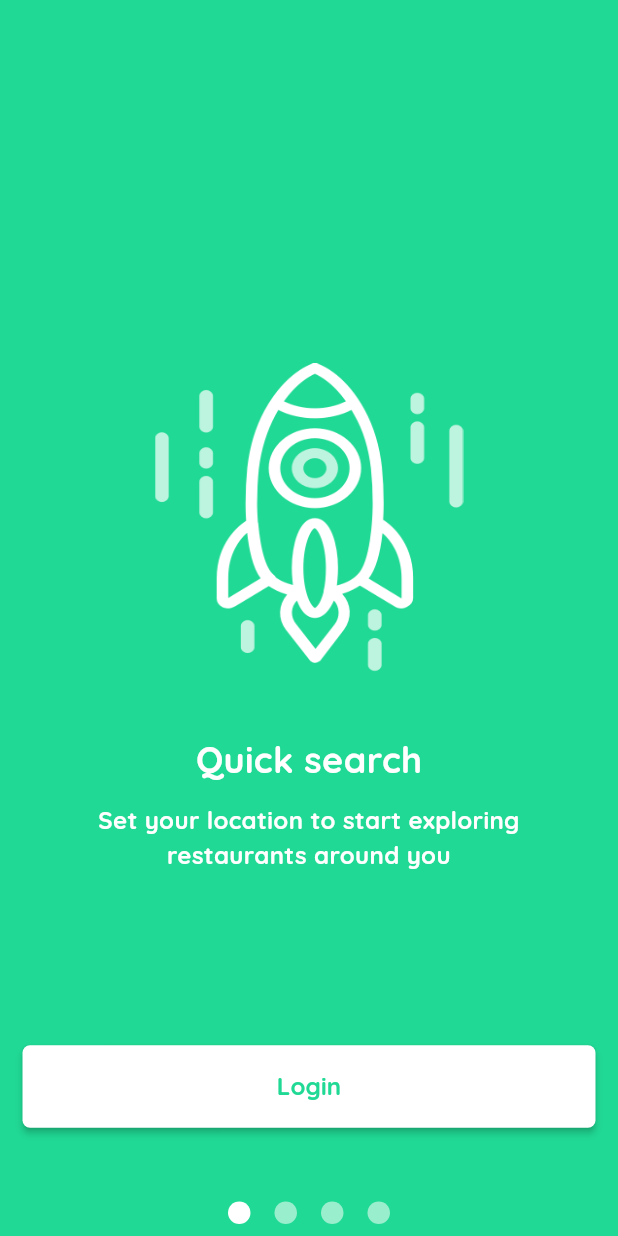
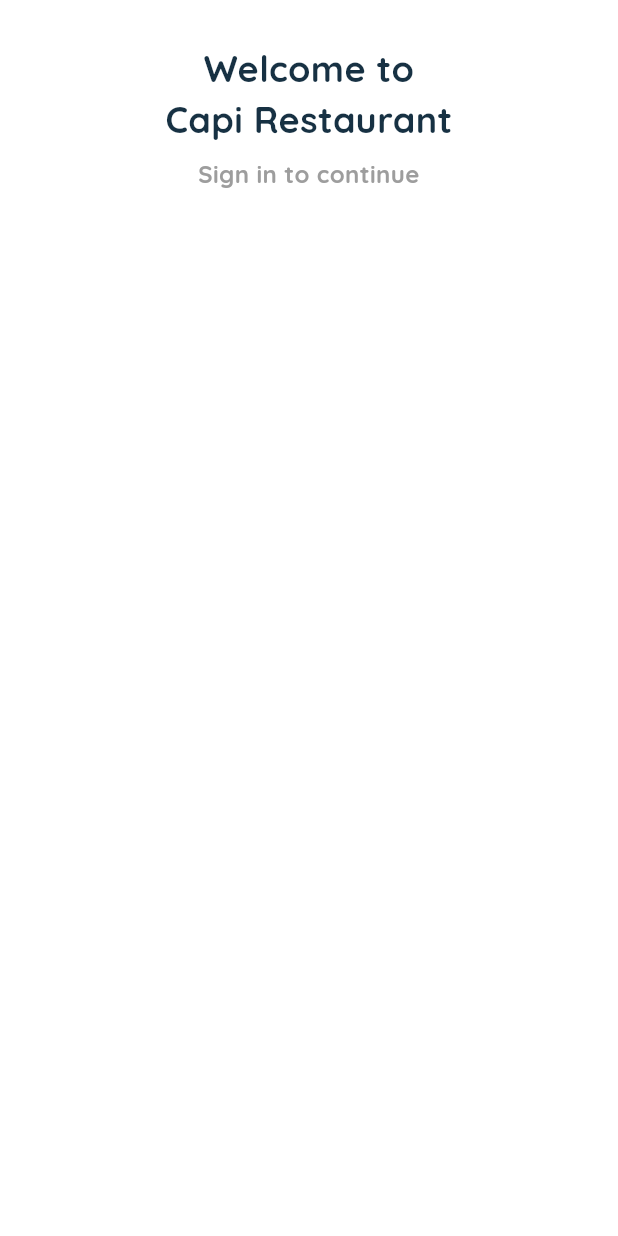
Before and after one commit to Gaitan19/flutterClass, a Flutter app: the screen it shows after launch, after a tap on "Login", on a phone screen of 412 x 824 dp. Run offline on Flutter 3.47's test engine with Material 3 defaults, Android fonts, the light colour scheme and no system bars; our stand-ins replace dio, flutter_slidable, shared_preferences.

```diff
--- /dev/null
+++ b/flutterProyects/foot_restauran_app/lib/common_widget/line_textfield.dart
@@ -0,0 +1,10 @@
+import 'package:flutter/material.dart';
+
+class LineTextfield extends StatelessWidget {
+  const LineTextfield({super.key});
+
+  @override
+  Widget build(BuildContext context) {
+    return Container();
+  }
+}
--- /dev/null
+++ b/flutterProyects/foot_restauran_app/lib/view/login/login_view.dart
@@ -0,0 +1,54 @@
+import 'package:flutter/material.dart';
+import 'package:foot_restauran_app/common/color_extenstion.dart';
+
+class LoginView extends StatefulWidget {
+  const LoginView({super.key});
+
+  @override
+  State<LoginView> createState() => _LoginViewState();
+}
+
+class _LoginViewState extends State<LoginView> {
+  @override
+  Widget build(BuildContext context) {
+    var media = MediaQuery.of(context).size;
+
+    return Scaffold(
+      backgroundColor: Colors.white,
+      body: SingleChildScrollView(
+        child: SafeArea(
+          child: SizedBox(
+            width: media.width,
+            child: Column(
+              mainAxisAlignment: MainAxisAlignment.start,
+              children: [
+                SizedBox(
+                  height: media.width * 0.07,
+                ),
+                Text(
+                  "Welcome to\nCapi Restaurant",
+                  textAlign: TextAlign.center,
+                  style: TextStyle(
+                      color: TColor.text,
+                      fontSize: 24,
+                      fontWeight: FontWeight.w700),
+                ),
+                SizedBox(
+                  height: media.width * 0.02,
+                ),
+                Text(
+                  "Sign in to continue",
+                  textAlign: TextAlign.center,
+                  style: TextStyle(
+                      color: TColor.gray,
+                      fontSize: 16,
+                      fontWeight: FontWeight.w700),
+                ),
+              ],
+            ),
+          ),
+        ),
+      ),
+    );
+  }
+}
--- a/flutterProyects/foot_restauran_app/lib/view/on_boarding/on_boarding_view.dart
+++ b/flutterProyects/foot_restauran_app/lib/view/on_boarding/on_boarding_view.dart
@@ -1,6 +1,7 @@
 import 'package:flutter/material.dart';
 import 'package:foot_restauran_app/common/color_extenstion.dart';
 import 'package:foot_restauran_app/common_widget/round_button.dart';
+import 'package:foot_restauran_app/view/login/login_view.dart';
 
 class OnBoardingView extends StatefulWidget {
   const OnBoardingView({super.key});
@@ -106,7 +107,12 @@
             children: [
               RoundButton(
                 title: "Login",
-                onPressed: () {},
+                onPressed: () {
+                  Navigator.push(
+                      context,
+                      MaterialPageRoute(
+                          builder: (context) => const LoginView()));
+                },
               ),
               SizedBox(
                 height: media.width * 0.1,
```
